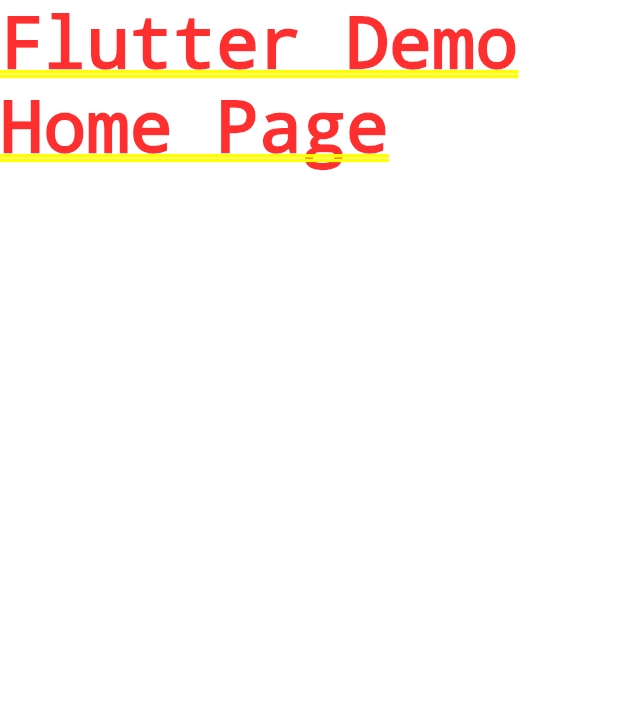
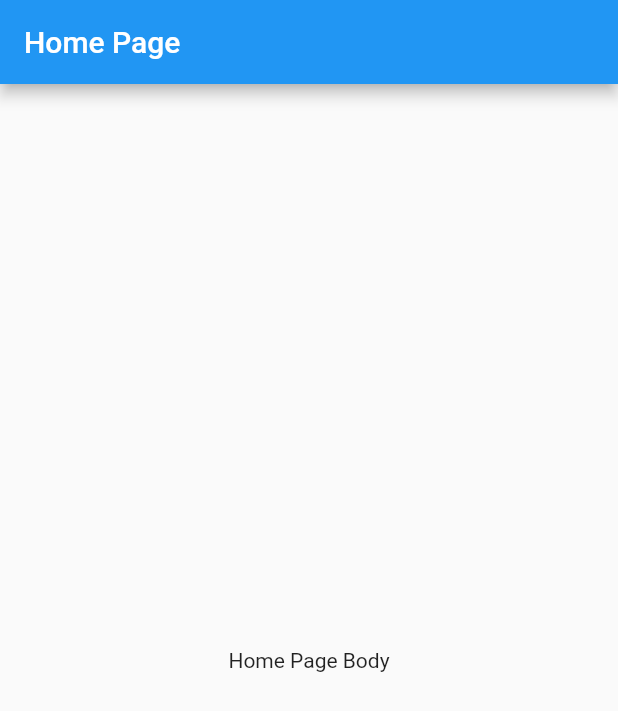
Before and after one commit to astutz96/flutter_navigation_demo, a Flutter app: the screen it shows after launch, on a phone screen of 412 x 824 dp. Shown: the top 711 px of the screen. Run offline on Flutter 3.47's test engine with Material 2 defaults, Android fonts, the phone set to English and light mode, and no system bars.

Commit message:
addiong HomePage

```diff
--- a/lib/main.dart
+++ b/lib/main.dart
@@ -3,17 +3,26 @@ import 'package:flutter/material.dart';
 void main() {
   runApp(MyApp());
 }
-
 class MyApp extends StatelessWidget {
-  // This widget is the root of your application.
   @override
   Widget build(BuildContext context) {
     return MaterialApp(
-      title: 'Flutter Demo',
-      theme: ThemeData(
-        primarySwatch: Colors.blue,
-      ),
-      home: Text('Flutter Demo Home Page'),
+      title: 'Navigation Demo',
+      home: HomePage(),
     );
   }
 }
+
+class HomePage extends StatelessWidget {
+  @override
+  Widget build(BuildContext context) {
+    return Scaffold(
+      appBar: AppBar(
+        title: Text('Home Page'),
+      ),
+      body: Center(
+        child: Text('Home Page Body'),
+      ),
+    );
+  }
+}
```
